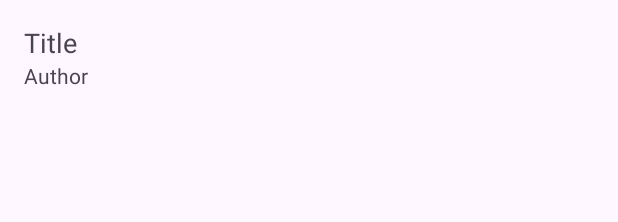
After one commit to soumany/E_Library_kotlin, an Android app: the layout item_book.xml on its own in the app's theme, with its tools: preview values and no code run, on a phone screen of 412 x 824 dp. The commit adds this screen. Shown: the top 222 px of the screen. Run offline under Robolectric (Android 15) with nearby library versions, the phone set to English and light mode, and no system bars.

Commit message:
fetch api book

```diff
--- a/app/src/main/java/kh/edu/ferupp/e_library_kotlin/buttom_navigation_bar/MainActivityHomeScreen.kt
+++ /dev/null
@@ -1,4 +0,0 @@
-package kh.edu.ferupp.e_library_kotlin.buttom_navigation_bar
-
-class MainActivityHomeScreen {
-}
--- /dev/null
+++ b/app/src/main/res/layout/item_book.xml
@@ -0,0 +1,21 @@
+<?xml version="1.0" encoding="utf-8"?>
+<LinearLayout xmlns:android="http://schemas.android.com/apk/res/android"
+    android:layout_width="match_parent"
+    android:layout_height="wrap_content"
+    android:orientation="vertical"
+    android:padding="16dp">
+
+    <TextView
+        android:id="@+id/titleTextView"
+        android:layout_width="match_parent"
+        android:layout_height="wrap_content"
+        android:text="Title"
+        android:textSize="18sp" />
+
+    <TextView
+        android:id="@+id/authorTextView"
+        android:layout_width="match_parent"
+        android:layout_height="wrap_content"
+        android:text="Author"
+        android:textSize="14sp" />
+</LinearLayout>
```
Also changed, not shown: app/build.gradle.kts (+10 -0 lines), app/src/main/AndroidManifest.xml (+5 -2 lines), app/src/main/java/kh/edu/ferupp/e_library_kotlin/MainActivity.kt (+58 -8 lines), app/src/main/java/kh/edu/ferupp/e_library_kotlin/adapter/BookAdapter.kt (added, +36 -0 lines), app/src/main/java/kh/edu/ferupp/e_library_kotlin/models/Book.kt (added, +7 -0 lines), app/src/main/java/kh/edu/ferupp/e_library_kotlin/network/BookApiService.kt (added, +11 -0 lines), app/src/main/java/kh/edu/ferupp/e_library_kotlin/network/RetrofitInstance.kt (added, +28 -0 lines), app/src/main/java/kh/edu/ferupp/e_library_kotlin/signup_screen/signup.kt (deleted, +0 -49 lines), app/src/main/res/layout/activity_main.xml (+7 -6 lines), build.gradle.kts (line endings or trailing spaces).
